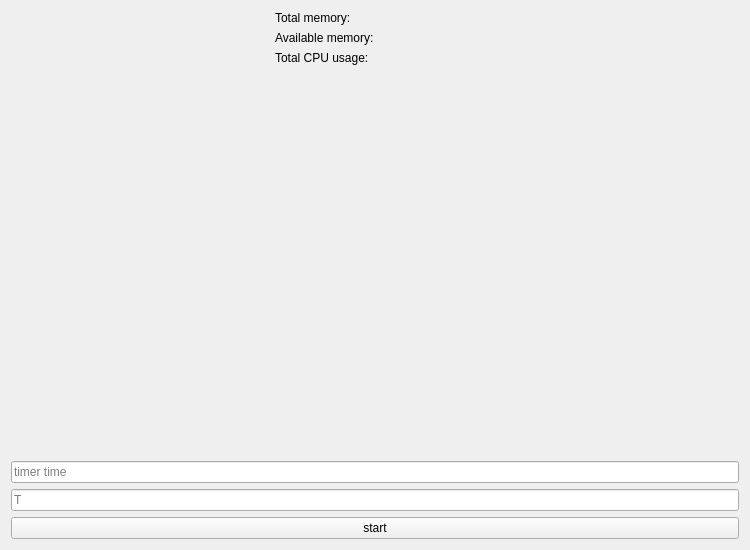
Old version of the form cpu_mem_test/widget.ui in the repository mas3399/TS_camera_BSP_test.
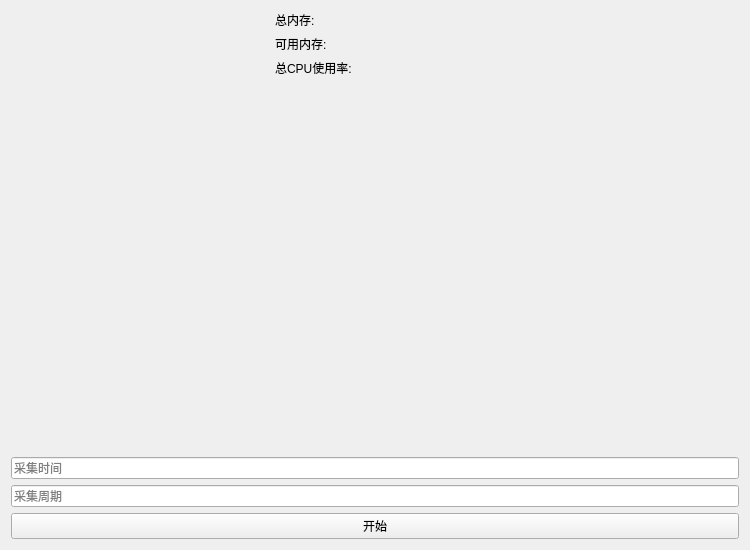
New version of the form.

Diff of the .ui file:
```diff
--- a/cpu_mem_test/widget.ui
+++ b/cpu_mem_test/widget.ui
@@ -42,7 +42,7 @@
           </size>
          </property>
          <property name="text">
-          <string>Total memory: </string>
+          <string>总内存: </string>
          </property>
         </widget>
        </item>
@@ -61,7 +61,7 @@
           </size>
          </property>
          <property name="text">
-          <string>Available memory:</string>
+          <string>可用内存:</string>
          </property>
         </widget>
        </item>
@@ -80,7 +80,7 @@
           </size>
          </property>
          <property name="text">
-          <string>Total CPU usage: </string>
+          <string>总CPU使用率: </string>
          </property>
         </widget>
        </item>
@@ -104,21 +104,21 @@
    <item>
     <widget class="QLineEdit" name="lineEdit">
      <property name="placeholderText">
-      <string>timer time</string>
+      <string>采集时间</string>
      </property>
     </widget>
    </item>
    <item>
     <widget class="QLineEdit" name="lineEdit_2">
      <property name="placeholderText">
-      <string>T</string>
+      <string>采集周期</string>
      </property>
     </widget>
    </item>
    <item>
     <widget class="QPushButton" name="pushButton">
      <property name="text">
-      <string>start</string>
+      <string>开始</string>
      </property>
     </widget>
    </item>
```
